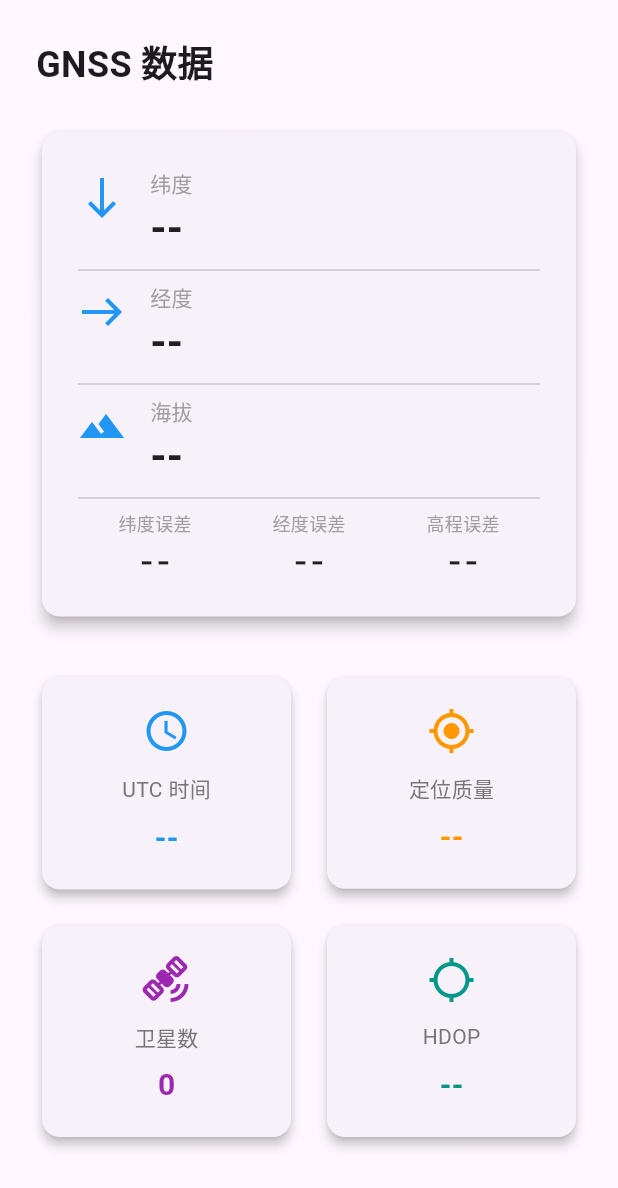
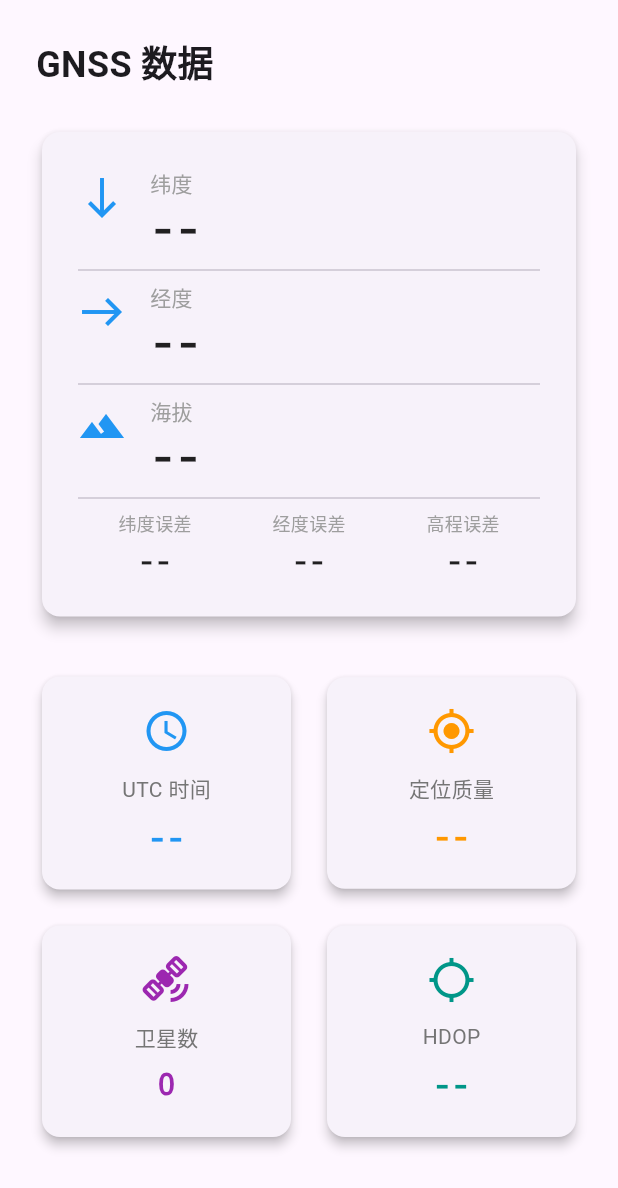
Before and after one commit to k96e/frtk, a Flutter app: the DataPanel widget shown alone on an empty page, opened directly, on a phone screen of 412 x 824 dp. Shown: the top 1188 px of the screen. Run offline on Flutter 3.47's test engine with Material 3 defaults, Android fonts, the light colour scheme and no system bars; our stand-ins replace flutter_map, latlong2, shared_preferences; missing offline and left inert: usb_serial; accounts and stored records are empty.

Commit message:
monospace font

```diff
--- a/lib/widgets/data_panel.dart
+++ b/lib/widgets/data_panel.dart
@@ -159,6 +159,7 @@ class DataPanel extends StatelessWidget {
                   fontSize: 28,
                   fontWeight: FontWeight.bold,
                   color: Colors.black87,
+                  fontFamily: 'monospace',
                 ),
               ),
               if (dms.isNotEmpty)
@@ -201,6 +202,7 @@ class DataPanel extends StatelessWidget {
                 fontSize: 20,
                 fontWeight: FontWeight.bold,
                 color: color,
+                fontFamily: 'monospace',
               ),
             ),
           ],
```
